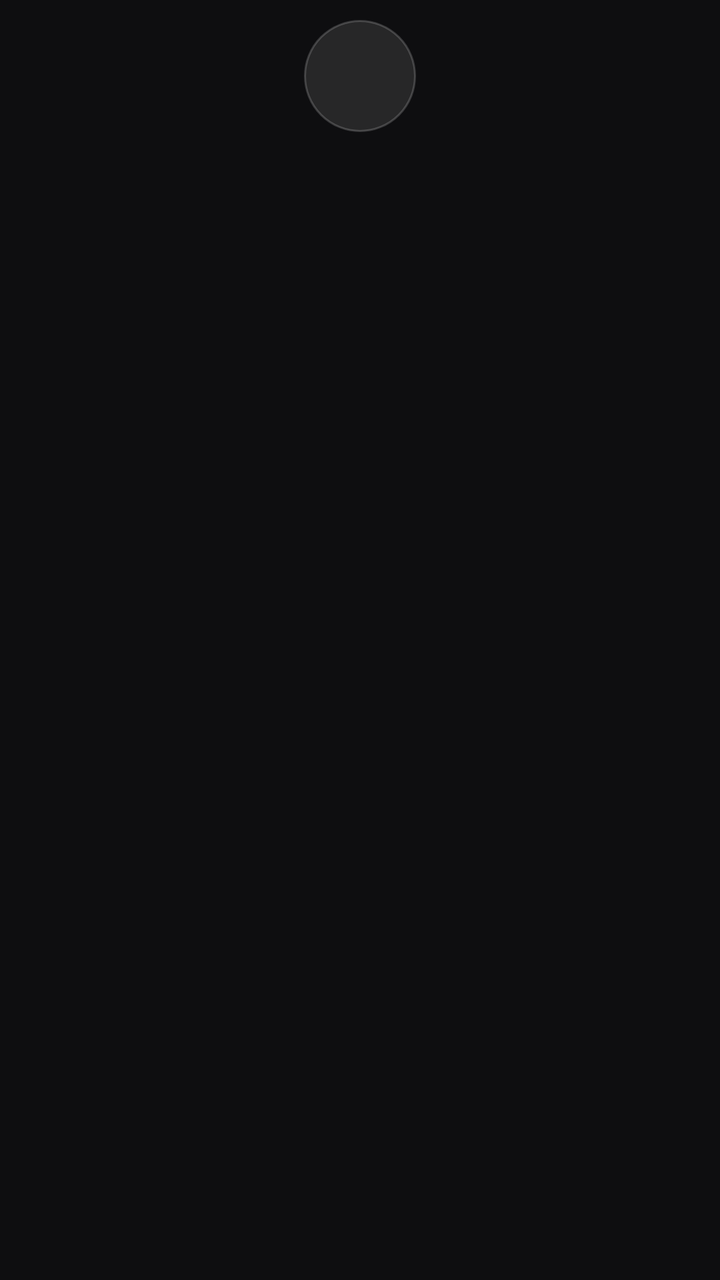
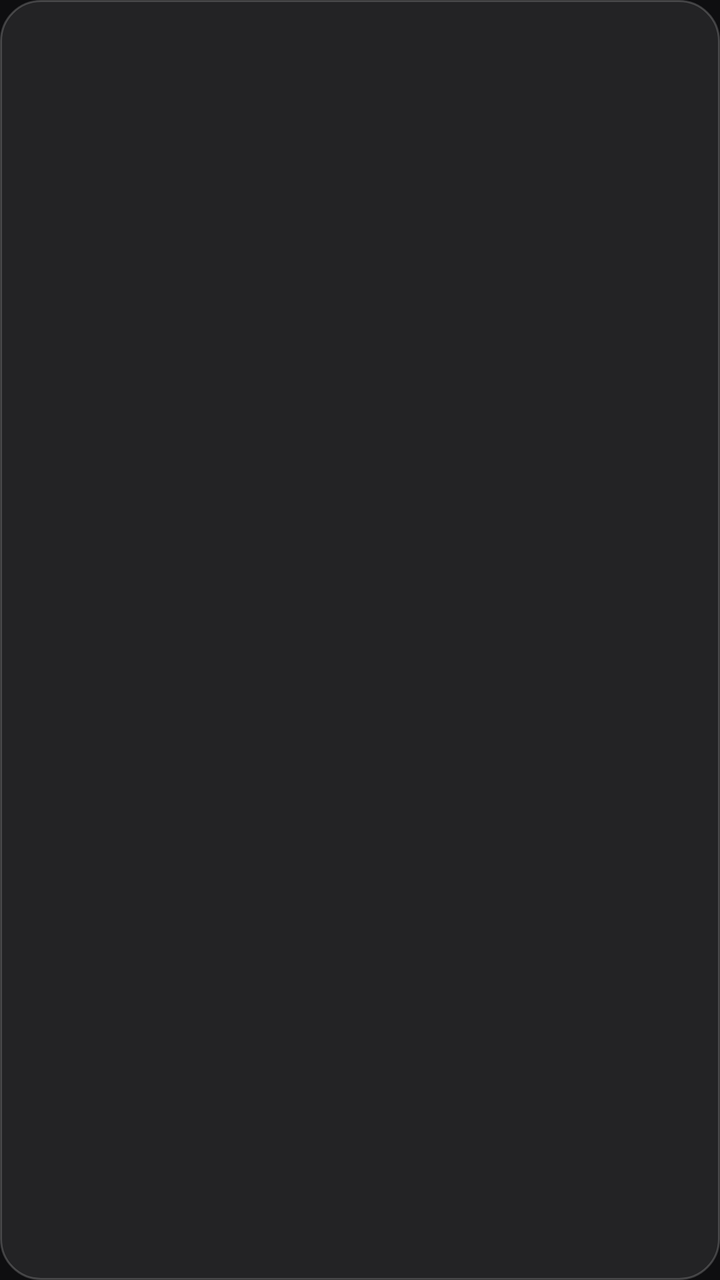

Compare the two renders of this Android layout. The source of the first and the diff that turns it into the second are given below.
<!-- AndroidManifest.xml: application theme Theme.LibertyX -->
<!-- res/layout/item_tool.xml -->
<?xml version="1.0" encoding="utf-8"?>
<LinearLayout xmlns:android="http://schemas.android.com/apk/res/android"
    android:layout_width="0dp"
    android:layout_height="wrap_content"
    android:orientation="vertical"
    android:gravity="center_horizontal"
    android:paddingVertical="10dp"
    android:clickable="true"
    android:focusable="true"
    android:background="?android:attr/selectableItemBackground">

    <ImageView
        android:id="@+id/tool_icon"
        android:layout_width="56dp"
        android:layout_height="56dp"
        android:padding="15dp"
        android:scaleType="fitCenter"
        android:background="@drawable/bg_tool_circle" />

    <TextView
        android:id="@+id/tool_label"
        android:layout_width="match_parent"
        android:layout_height="wrap_content"
        android:layout_marginTop="8dp"
        android:gravity="center"
        android:maxLines="2"
        android:ellipsize="end"
        android:textColor="@color/libertyx_text"
        android:textSize="12sp" />
</LinearLayout>
<!-- resources referenced by this layout -->
<resources>
  <color name="libertyx_text">#F0FFFFFF</color>
  <!-- drawable bg_tool_circle (drawable) -->
  <?xml version="1.0" encoding="utf-8"?>
  <selector xmlns:android="http://schemas.android.com/apk/res/android">
      <item android:state_focused="true">
          <shape android:shape="oval">
              <solid android:color="#3DFBC501" />
              <stroke android:width="2dp" android:color="@color/libertyx_accent" />
          </shape>
      </item>
      <item android:state_pressed="true">
          <shape android:shape="oval">
              <solid android:color="#33FBC501" />
          </shape>
      </item>
      <item>
          <shape android:shape="oval">
              <solid android:color="#1AFFFFFF" />
              <stroke android:width="1dp" android:color="#2EFFFFFF" />
          </shape>
      </item>
  </selector>
  <style name="Theme.LibertyX" parent="android:Theme.Material.NoActionBar">
          <item name="android:colorBackground">@color/libertyx_background</item>
          <item name="android:statusBarColor">@android:color/transparent</item>
          <item name="android:navigationBarColor">@android:color/transparent</item>
          <item name="android:windowLightStatusBar">false</item>
      </style>
  <color name="libertyx_accent">#FBC501</color>
  <color name="libertyx_background">#0E0E10</color>
</resources>

<!-- the commit's change to res/layout/item_tool.xml (unified diff, before → after) -->
@@ -4,18 +4,18 @@
     android:layout_height="wrap_content"
     android:orientation="vertical"
     android:gravity="center_horizontal"
-    android:paddingVertical="10dp"
+    android:paddingTop="12dp"
+    android:paddingBottom="8dp"
+    android:paddingHorizontal="6dp"
     android:clickable="true"
     android:focusable="true"
-    android:background="?android:attr/selectableItemBackground">
+    android:background="@drawable/bg_tool_tile">
 
     <ImageView
         android:id="@+id/tool_icon"
-        android:layout_width="56dp"
-        android:layout_height="56dp"
-        android:padding="15dp"
-        android:scaleType="fitCenter"
-        android:background="@drawable/bg_tool_circle" />
+        android:layout_width="26dp"
+        android:layout_height="26dp"
+        android:scaleType="fitCenter" />
 
     <TextView
         android:id="@+id/tool_label"
@@ -23,8 +23,21 @@
         android:layout_height="wrap_content"
         android:layout_marginTop="8dp"
         android:gravity="center"
-        android:maxLines="2"
+        android:lines="2"
         android:ellipsize="end"
-        android:textColor="@color/libertyx_text"
-        android:textSize="12sp" />
+        android:lineSpacingExtra="1dp"
+        android:textColor="#D9FFFFFF"
+        android:textSize="11.5sp" />
+
+    <TextView
+        android:id="@+id/tool_value"
+        android:layout_width="match_parent"
+        android:layout_height="wrap_content"
+        android:layout_marginTop="1dp"
+        android:gravity="center_horizontal"
+        android:lines="1"
+        android:ellipsize="end"
+        android:textColor="@color/libertyx_accent"
+        android:textSize="10.5sp"
+        android:fontFamily="sans-serif-medium" />
 </LinearLayout>
<!-- resource entries referenced after the edit -->
@@ -1,27 +1,5 @@
 <!-- resources referenced by this layout -->
 <resources>
-  <color name="libertyx_text">#F0FFFFFF</color>
-  <!-- drawable bg_tool_circle (drawable) -->
-  <?xml version="1.0" encoding="utf-8"?>
-  <selector xmlns:android="http://schemas.android.com/apk/res/android">
-      <item android:state_focused="true">
-          <shape android:shape="oval">
-              <solid android:color="#3DFBC501" />
-              <stroke android:width="2dp" android:color="@color/libertyx_accent" />
-          </shape>
-      </item>
-      <item android:state_pressed="true">
-          <shape android:shape="oval">
-              <solid android:color="#33FBC501" />
-          </shape>
-      </item>
-      <item>
-          <shape android:shape="oval">
-              <solid android:color="#1AFFFFFF" />
-              <stroke android:width="1dp" android:color="#2EFFFFFF" />
-          </shape>
-      </item>
-  </selector>
   <style name="Theme.LibertyX" parent="android:Theme.Material.NoActionBar">
           <item name="android:colorBackground">@color/libertyx_background</item>
           <item name="android:statusBarColor">@android:color/transparent</item>
@@ -29,6 +7,38 @@
           <item name="android:windowLightStatusBar">false</item>
       </style>
   <color name="libertyx_accent">#FBC501</color>
+  <!-- drawable bg_tool_tile (drawable) -->
+  <?xml version="1.0" encoding="utf-8"?>
+  <selector xmlns:android="http://schemas.android.com/apk/res/android">
+      <item android:state_focused="true">
+          <shape android:shape="rectangle">
+              <solid android:color="#2EFBC501" />
+              <corners android:radius="20dp" />
+              <stroke android:width="2dp" android:color="@color/libertyx_accent" />
+          </shape>
+      </item>
+      <item android:state_pressed="true">
+          <shape android:shape="rectangle">
+              <solid android:color="#29FBC501" />
+              <corners android:radius="20dp" />
+              <stroke android:width="1dp" android:color="#59FBC501" />
+          </shape>
+      </item>
+      <item android:state_selected="true">
+          <shape android:shape="rectangle">
+              <solid android:color="#1FFBC501" />
+              <corners android:radius="20dp" />
+              <stroke android:width="1dp" android:color="#73FBC501" />
+          </shape>
+      </item>
+      <item>
+          <shape android:shape="rectangle">
+              <solid android:color="#16FFFFFF" />
+              <corners android:radius="20dp" />
+              <stroke android:width="1dp" android:color="#30FFFFFF" />
+          </shape>
+      </item>
+  </selector>
   <color name="libertyx_background">#0E0E10</color>
 </resources>
 
